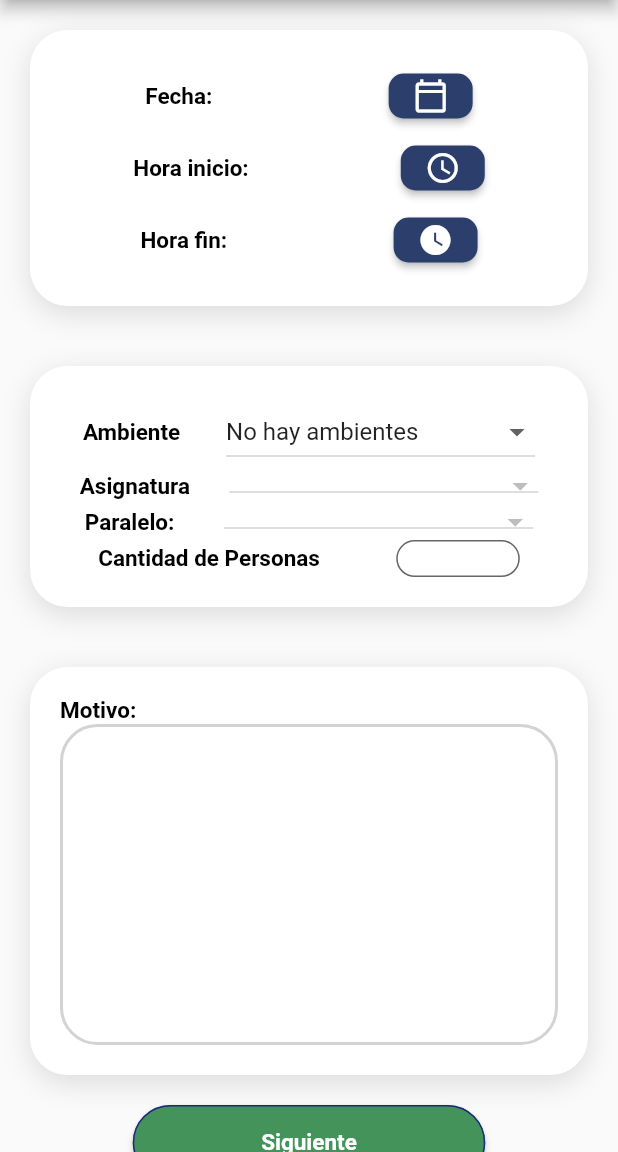
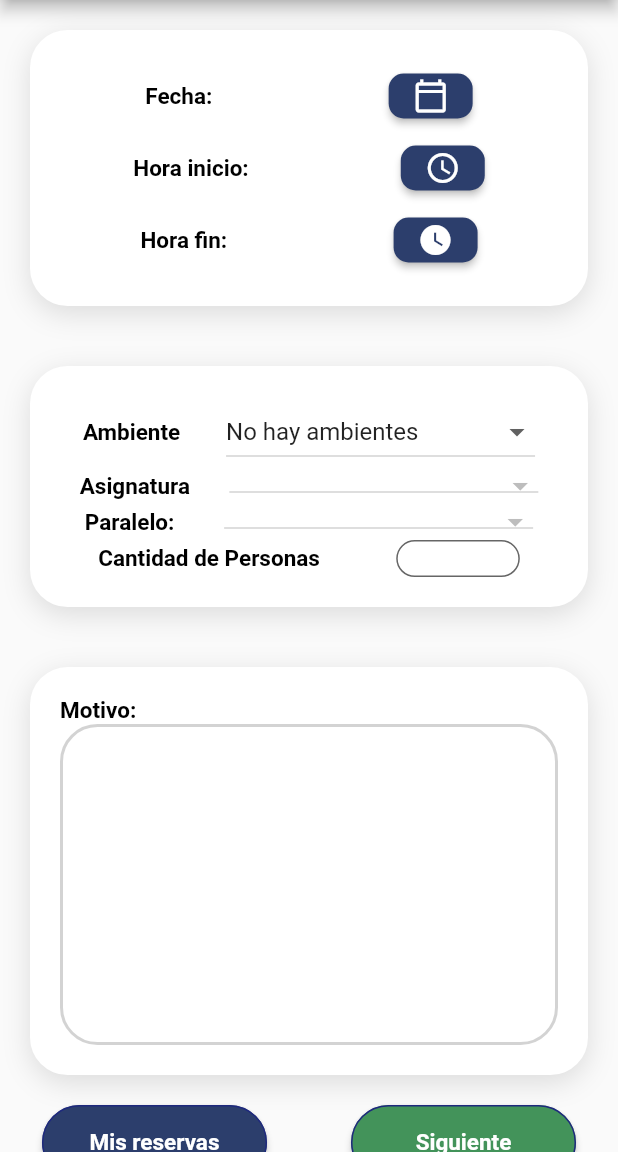
Before and after one commit to SebastianBelmonte01/environment_ucb_frontend, a Flutter app: the MyRequest screen opened directly, on a phone screen of 412 x 824 dp, the part 84-1236 px from its top. Run offline on Flutter 3.47's test engine with Material 2 defaults, Android fonts, the phone set to English and light mode, and no system bars; our stand-ins replace bloc, equatable, flutter_bloc, flutter_secure_storage; accounts and stored records are empty; network calls fail.

Commit message:
GET request/pending implemented'

```diff
--- a/lib/cubit/pending_request_cubit/pending_request_cubit.dart
+++ b/lib/cubit/pending_request_cubit/pending_request_cubit.dart
@@ -11,14 +11,15 @@ part 'pending_request_state.dart';
 class PendingRequestCubit extends Cubit<PendingRequestState> {
   PendingRequestCubit() : super(PendingRequestState());
 
-  Future<void> getRequests() async {
+  Future<void> getMyPendingRequests() async {
     emit(state.copyWith(status: PageStatus.loading));
     try {
-      List<RequestDto> requests = await RequestService.getRequests();
+      List<RequestDto> requests = await RequestService.getMyPendingRequests();
       emit(state.copyWith(status: PageStatus.success, requests: requests));
     } catch (e) {
       print(e);
       emit(state.copyWith(status: PageStatus.failure));
     }
   }
+
 }
--- a/lib/main.dart
+++ b/lib/main.dart
@@ -1,5 +1,6 @@
 import 'package:environment_ucb/cubit/environment_cubit/environment_cubit.dart';
 import 'package:environment_ucb/cubit/login_cubit/login_cubit.dart';
+import 'package:environment_ucb/cubit/pending_request_cubit/pending_request_cubit.dart';
 import 'package:environment_ucb/cubit/professor_cubit/professor_cubit.dart';
 import 'package:environment_ucb/cubit/request_cubit/request_cubit.dart';
 import 'package:environment_ucb/screens/aproved_reservation_screen.dart';
@@ -33,6 +34,9 @@ class MyApp extends StatelessWidget {
           ),
           BlocProvider<RequestCubit>(
             create: (context) => RequestCubit(),
+          ),
+          BlocProvider<PendingRequestCubit>(
+            create: (context) => PendingRequestCubit()..getMyPendingRequests(),
           )
         ],
         child: MaterialApp(
--- a/lib/screens/request_screen.dart
+++ b/lib/screens/request_screen.dart
@@ -13,6 +13,7 @@ import 'package:environment_ucb/components/timepickers/init_timepicker.dart';
 import 'package:environment_ucb/cubit/environment_cubit/environment_cubit.dart';
 import 'package:environment_ucb/cubit/professor_cubit/professor_cubit.dart';
 import 'package:environment_ucb/cubit/request_cubit/request_cubit.dart';
+import 'package:environment_ucb/screens/pending_reservations_screen.dart';
 import 'package:environment_ucb/screens/request_message.dart';
 import 'package:flutter/material.dart';
 import 'package:flutter_bloc/flutter_bloc.dart';
@@ -166,9 +167,24 @@ class MyRequest extends StatelessWidget {
                     )
                   ],
               )),
+
+              Row(
+                mainAxisAlignment: MainAxisAlignment.spaceAround,
+                children: [
                   MyButton(
                     fontSize: 15,
-                width: 235,
+                    width: 150,
+                    height: 50,
+                    textColor: Colors.white,
+                    color: Color(0xFF2C3E6C),
+                    text: "Mis reservas",
+                    onPressed: () {
+                      Navigator.push(context, MaterialPageRoute(builder: (context) => const MyPendingRequestScreen()));
+                    },
+                  ),
+                  MyButton(
+                    fontSize: 15,
+                    width: 150,
                     height: 50,
                     textColor: Colors.white,
                     color: Color(0xFF43935A),
@@ -182,11 +198,10 @@ class MyRequest extends StatelessWidget {
                       String reason = reasonRequest.text;
                       BlocProvider.of<RequestCubit>(context).postRequest(environment, subject, parallel, people, reason);
                       Navigator.push(context, MaterialPageRoute(builder: (context) => const MyRequestMessageScreen()));
+                    },
+                  ),
 
-                 // Navigator.pushNamed(context, '/requestMessageScreen');
-                  //should go to next page
-                  //BlocProvider.of<LoginCubit>(context).setAccountInfo(mail.text, password.text);
-                },
+                ],
               )
             ],
           ),
```
Also changed, not shown: lib/screens/pending_reservations_screen.dart (+9 -8 lines), lib/services/request_service.dart (+28 -0 lines). Lines whose indentation alone changed are shown as unchanged.
